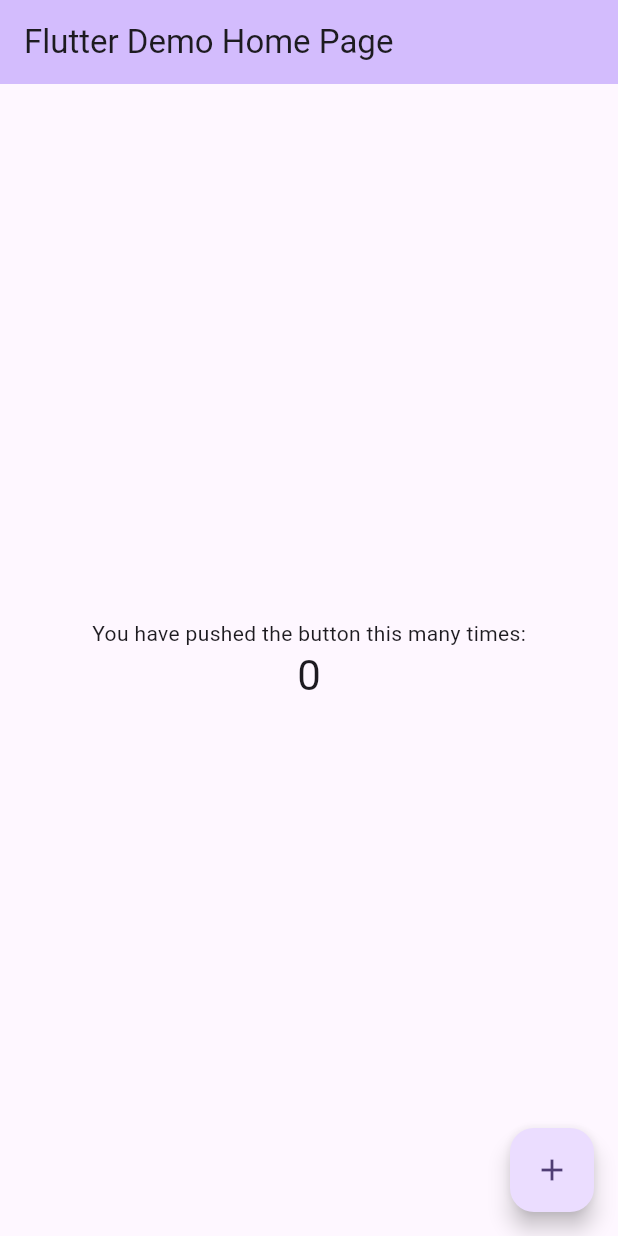
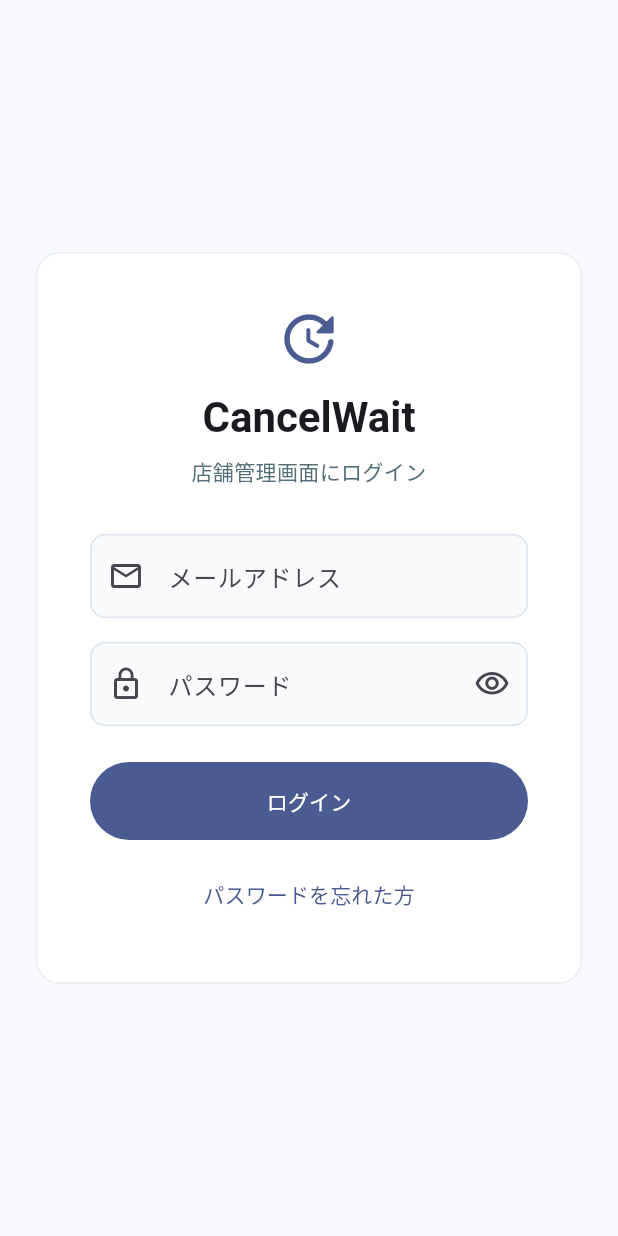
Before and after one commit to takuya42/cancel_wait, a Flutter app: the screen it shows after launch, on a phone screen of 412 x 824 dp. Run offline on Flutter 3.47's test engine with Material 3 defaults, Android fonts, the phone set to English and light mode, and no system bars; our stand-ins replace flutter_riverpod, go_router.

Commit message:
Build responsive CancelWait admin interface

```diff
--- /dev/null
+++ b/lib/app.dart
@@ -0,0 +1,18 @@
+import 'package:flutter/material.dart';
+
+import 'router/app_router.dart';
+import 'theme/app_theme.dart';
+
+class CancelWaitApp extends StatelessWidget {
+  const CancelWaitApp({super.key});
+
+  @override
+  Widget build(BuildContext context) {
+    return MaterialApp.router(
+      title: 'CancelWait',
+      debugShowCheckedModeBanner: false,
+      theme: AppTheme.light,
+      routerConfig: appRouter,
+    );
+  }
+}
--- a/lib/main.dart
+++ b/lib/main.dart
@@ -1,122 +1,8 @@
-import 'package:flutter/material.dart';
+import 'package:flutter/widgets.dart';
+import 'package:flutter_riverpod/flutter_riverpod.dart';
+
+import 'app.dart';
 
 void main() {
-  runApp(const MyApp());
+  runApp(const ProviderScope(child: CancelWaitApp()));
 }
-
-class MyApp extends StatelessWidget {
-  const MyApp({super.key});
-
-  // This widget is the root of your application.
-  @override
-  Widget build(BuildContext context) {
-    return MaterialApp(
-      title: 'Flutter Demo',
-      theme: ThemeData(
-        // This is the theme of your application.
-        //
-        // TRY THIS: Try running your application with "flutter run". You'll see
-        // the application has a purple toolbar. Then, without quitting the app,
-        // try changing the seedColor in the colorScheme below to Colors.green
-        // and then invoke "hot reload" (save your changes or press the "hot
-        // reload" button in a Flutter-supported IDE, or press "r" if you used
-        // the command line to start the app).
-        //
-        // Notice that the counter didn't reset back to zero; the application
-        // state is not lost during the reload. To reset the state, use hot
-        // restart instead.
-        //
-        // This works for code too, not just values: Most code changes can be
-        // tested with just a hot reload.
-        colorScheme: .fromSeed(seedColor: Colors.deepPurple),
-      ),
-      home: const MyHomePage(title: 'Flutter Demo Home Page'),
-    );
-  }
-}
-
-class MyHomePage extends StatefulWidget {
-  const MyHomePage({super.key, required this.title});
-
-  // This widget is the home page of your application. It is stateful, meaning
-  // that it has a State object (defined below) that contains fields that affect
-  // how it looks.
-
-  // This class is the configuration for the state. It holds the values (in this
-  // case the title) provided by the parent (in this case the App widget) and
-  // used by the build method of the State. Fields in a Widget subclass are
-  // always marked "final".
-
-  final String title;
-
-  @override
-  State<MyHomePage> createState() => _MyHomePageState();
-}
-
-class _MyHomePageState extends State<MyHomePage> {
-  int _counter = 0;
-
-  void _incrementCounter() {
-    setState(() {
-      // This call to setState tells the Flutter framework that something has
-      // changed in this State, which causes it to rerun the build method below
-      // so that the display can reflect the updated values. If we changed
-      // _counter without calling setState(), then the build method would not be
-      // called again, and so nothing would appear to happen.
-      _counter++;
-    });
-  }
-
-  @override
-  Widget build(BuildContext context) {
-    // This method is rerun every time setState is called, for instance as done
-    // by the _incrementCounter method above.
-    //
-    // The Flutter framework has been optimized to make rerunning build methods
-    // fast, so that you can just rebuild anything that needs updating rather
-    // than having to individually change instances of widgets.
-    return Scaffold(
-      appBar: AppBar(
-        // TRY THIS: Try changing the color here to a specific color (to
-        // Colors.amber, perhaps?) and trigger a hot reload to see the AppBar
-        // change color while the other colors stay the same.
-        backgroundColor: Theme.of(context).colorScheme.inversePrimary,
-        // Here we take the value from the MyHomePage object that was created by
-        // the App.build method, and use it to set our appbar title.
-        title: Text(widget.title),
-      ),
-      body: Center(
-        // Center is a layout widget. It takes a single child and positions it
-        // in the middle of the parent.
-        child: Column(
-          // Column is also a layout widget. It takes a list of children and
-          // arranges them vertically. By default, it sizes itself to fit its
-          // children horizontally, and tries to be as tall as its parent.
-          //
-          // Column has various properties to control how it sizes itself and
-          // how it positions its children. Here we use mainAxisAlignment to
-          // center the children vertically; the main axis here is the vertical
-          // axis because Columns are vertical (the cross axis would be
-          // horizontal).
-          //
-          // TRY THIS: Invoke "debug painting" (choose the "Toggle Debug Paint"
-          // action in the IDE, or press "p" in the console), to see the
-          // wireframe for each widget.
-          mainAxisAlignment: .center,
-          children: [
-            const Text('You have pushed the button this many times:'),
-            Text(
-              '$_counter',
-              style: Theme.of(context).textTheme.headlineMedium,
-            ),
-          ],
-        ),
-      ),
-      floatingActionButton: FloatingActionButton(
-        onPressed: _incrementCounter,
-        tooltip: 'Increment',
-        child: const Icon(Icons.add),
-      ),
-    );
-  }
-}
--- /dev/null
+++ b/lib/providers/dashboard_providers.dart
@@ -0,0 +1,13 @@
+import 'package:flutter_riverpod/flutter_riverpod.dart';
+
+import '../models/waiting_customer.dart';
+
+final waitingCustomersProvider = Provider<List<WaitingCustomer>>((ref) {
+  return const [
+    WaitingCustomer(name: '山田 花子', preferredDate: '9月28日', preferredTime: '14:00〜17:00', menu: '整体60分', isLineConnected: true, registeredAt: '9月25日 10:32'),
+    WaitingCustomer(name: '佐藤 美咲', preferredDate: '9月29日', preferredTime: '10:00〜13:00', menu: '骨盤矯正', isLineConnected: true, registeredAt: '9月25日 09:15'),
+    WaitingCustomer(name: '鈴木 健太', preferredDate: '9月30日', preferredTime: '終日', menu: 'パーソナルケア90分', isLineConnected: false, registeredAt: '9月24日 18:40'),
+    WaitingCustomer(name: '高橋 葵', preferredDate: '10月1日', preferredTime: '16:00〜19:00', menu: '整体60分', isLineConnected: true, registeredAt: '9月24日 14:08'),
+    WaitingCustomer(name: '伊藤 直樹', preferredDate: '10月2日', preferredTime: '11:00〜14:00', menu: 'ボディケア30分', isLineConnected: true, registeredAt: '9月23日 16:22'),
+  ];
+});
--- /dev/null
+++ b/lib/router/app_router.dart
@@ -0,0 +1,25 @@
+import 'package:flutter/material.dart';
+import 'package:go_router/go_router.dart';
+
+import '../screens/dashboard/home_screen.dart';
+import '../screens/dashboard/placeholder_screen.dart';
+import '../screens/dashboard/waiting_list_screen.dart';
+import '../screens/login_screen.dart';
+import '../widgets/dashboard_shell.dart';
+
+final appRouter = GoRouter(
+  initialLocation: '/login',
+  routes: [
+    GoRoute(path: '/login', builder: (context, state) => const LoginScreen()),
+    ShellRoute(
+      builder: (context, state, child) => DashboardShell(child: child),
+      routes: [
+        GoRoute(path: '/home', builder: (_, __) => const HomeScreen()),
+        GoRoute(path: '/availability', builder: (_, __) => const PlaceholderScreen(title: '空き枠', icon: Icons.event_available_outlined)),
+        GoRoute(path: '/waiting-list', builder: (_, __) => const WaitingListScreen()),
+        GoRoute(path: '/notifications', builder: (_, __) => const PlaceholderScreen(title: 'LINE通知', icon: Icons.notifications_none_rounded)),
+        GoRoute(path: '/settings', builder: (_, __) => const PlaceholderScreen(title: '設定', icon: Icons.settings_outlined)),
+      ],
+    ),
+  ],
+);
--- /dev/null
+++ b/lib/screens/login_screen.dart
@@ -0,0 +1,57 @@
+import 'package:flutter/material.dart';
+import 'package:go_router/go_router.dart';
+
+class LoginScreen extends StatefulWidget {
+  const LoginScreen({super.key});
+
+  @override
+  State<LoginScreen> createState() => _LoginScreenState();
+}
+
+class _LoginScreenState extends State<LoginScreen> {
+  bool _obscurePassword = true;
+
+  @override
+  Widget build(BuildContext context) {
+    return Scaffold(
+      body: Center(
+        child: SingleChildScrollView(
+          padding: const EdgeInsets.all(24),
+          child: ConstrainedBox(
+            constraints: const BoxConstraints(maxWidth: 440),
+            child: Card(
+              child: Padding(
+                padding: const EdgeInsets.all(36),
+                child: Column(
+                  crossAxisAlignment: CrossAxisAlignment.stretch,
+                  children: [
+                    Icon(Icons.update_rounded, size: 44, color: Theme.of(context).colorScheme.primary),
+                    const SizedBox(height: 12),
+                    Text('CancelWait', textAlign: TextAlign.center, style: Theme.of(context).textTheme.headlineMedium?.copyWith(fontWeight: FontWeight.w700)),
+                    const SizedBox(height: 8),
+                    Text('店舗管理画面にログイン', textAlign: TextAlign.center, style: TextStyle(color: Colors.blueGrey.shade600)),
+                    const SizedBox(height: 32),
+                    const TextField(keyboardType: TextInputType.emailAddress, decoration: InputDecoration(labelText: 'メールアドレス', prefixIcon: Icon(Icons.mail_outline))),
+                    const SizedBox(height: 16),
+                    TextField(
+                      obscureText: _obscurePassword,
+                      decoration: InputDecoration(
+                        labelText: 'パスワード',
+                        prefixIcon: const Icon(Icons.lock_outline),
+                        suffixIcon: IconButton(onPressed: () => setState(() => _obscurePassword = !_obscurePassword), icon: Icon(_obscurePassword ? Icons.visibility_outlined : Icons.visibility_off_outlined)),
+                      ),
+                    ),
+                    const SizedBox(height: 24),
+                    FilledButton(onPressed: () => context.go('/home'), style: FilledButton.styleFrom(padding: const EdgeInsets.symmetric(vertical: 16)), child: const Text('ログイン')),
+                    const SizedBox(height: 12),
+                    TextButton(onPressed: () {}, child: const Text('パスワードを忘れた方')),
+                  ],
+                ),
+              ),
+            ),
+          ),
+        ),
+      ),
+    );
+  }
+}
--- /dev/null
+++ b/lib/theme/app_theme.dart
@@ -0,0 +1,40 @@
+import 'package:flutter/material.dart';
+
+abstract final class AppTheme {
+  static const _primary = Color(0xFF2563EB);
+
+  static ThemeData get light {
+    final scheme = ColorScheme.fromSeed(
+      seedColor: _primary,
+      brightness: Brightness.light,
+      surface: Colors.white,
+    );
+    return ThemeData(
+      useMaterial3: true,
+      colorScheme: scheme,
+      scaffoldBackgroundColor: const Color(0xFFF7F9FC),
+      fontFamily: 'sans-serif',
+      cardTheme: CardThemeData(
+        color: Colors.white,
+        elevation: 0,
+        margin: EdgeInsets.zero,
+        shape: RoundedRectangleBorder(
+          borderRadius: BorderRadius.circular(16),
+          side: const BorderSide(color: Color(0xFFE7ECF3)),
+        ),
+      ),
+      inputDecorationTheme: InputDecorationTheme(
+        filled: true,
+        fillColor: const Color(0xFFF8FAFC),
+        border: OutlineInputBorder(
+          borderRadius: BorderRadius.circular(10),
+          borderSide: const BorderSide(color: Color(0xFFDCE3EC)),
+        ),
+        enabledBorder: OutlineInputBorder(
+          borderRadius: BorderRadius.circular(10),
+          borderSide: const BorderSide(color: Color(0xFFDCE3EC)),
+        ),
+      ),
+    );
+  }
+}
--- a/pubspec.yaml
+++ b/pubspec.yaml
@@ -34,6 +34,8 @@ dependencies:
   # The following adds the Cupertino Icons font to your application.
   # Use with the CupertinoIcons class for iOS style icons.
   cupertino_icons: ^1.0.8
+  flutter_riverpod: ^3.0.3
+  go_router: ^17.0.1
 
 dev_dependencies:
   flutter_test:
```
Also changed, not shown: lib/models/waiting_customer.dart (added, +17 -0 lines), lib/screens/dashboard/home_screen.dart (added, +54 -0 lines), lib/screens/dashboard/placeholder_screen.dart (added, +11 -0 lines), lib/screens/dashboard/waiting_list_screen.dart (added, +41 -0 lines), lib/widgets/dashboard_shell.dart (added, +80 -0 lines), lib/widgets/page_header.dart (added, +28 -0 lines), 1 other file.
